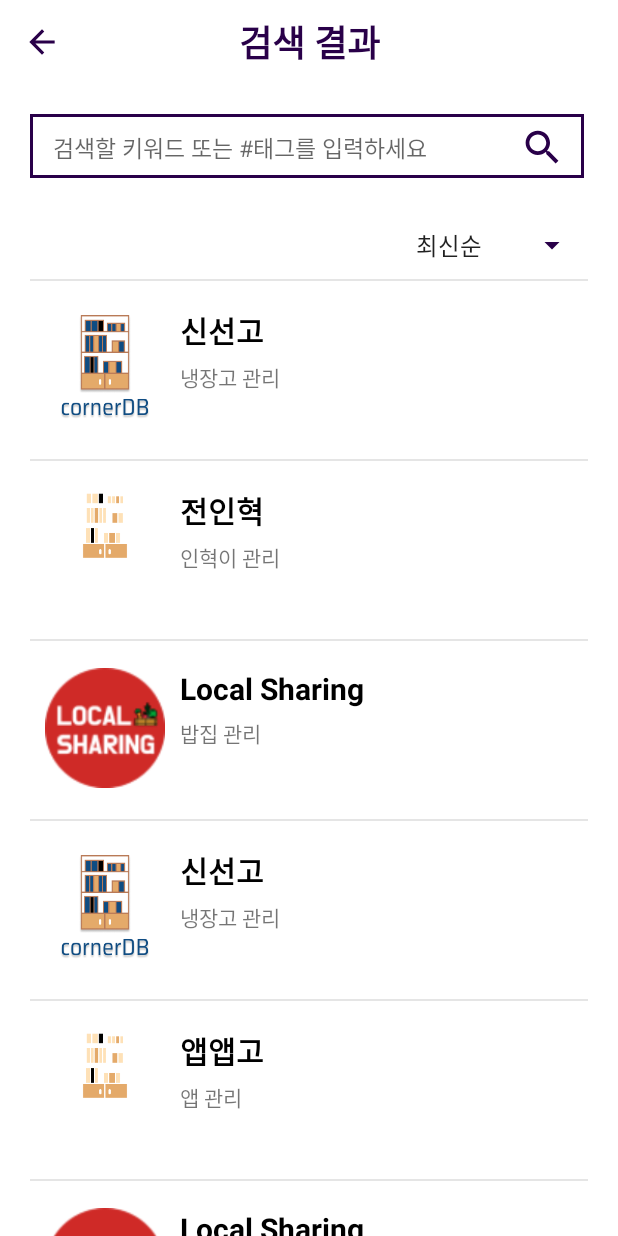
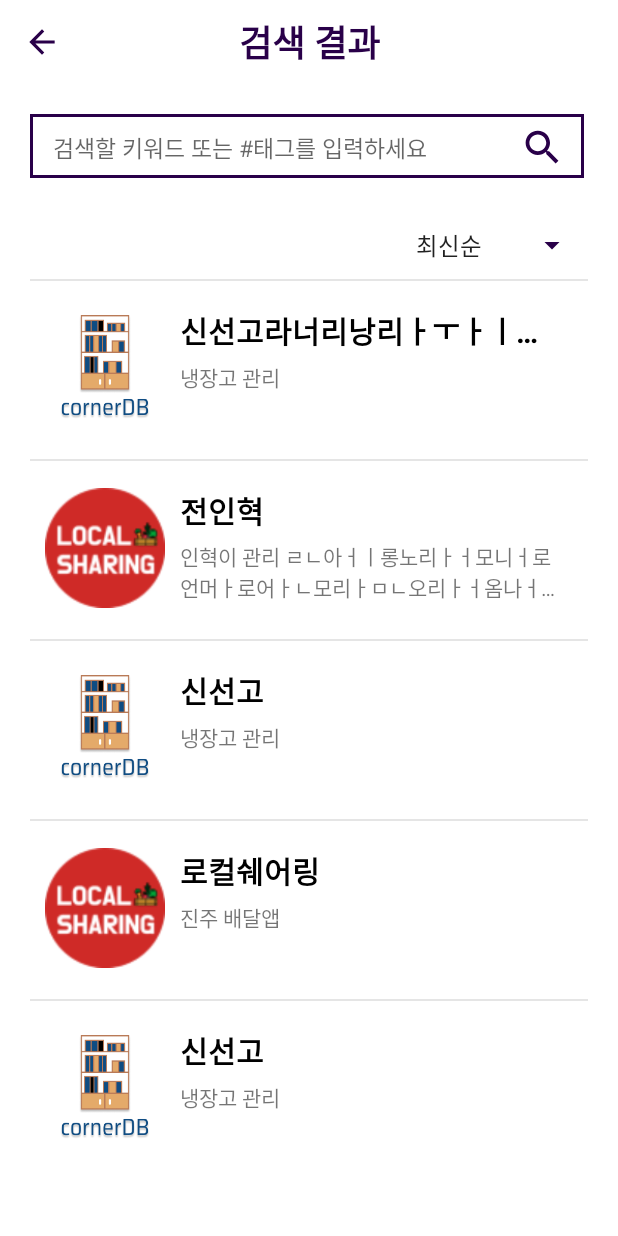
Before and after one commit to GNU-CORNER/DBapp-android, an Android app: the screen it shows after launch once a user with an empty profile is signed in (SearchResultActivity), after a tap on "전체 보기", on a phone screen of 412 x 824 dp. Run offline under Robolectric (Android 15) with nearby library versions, the phone set to English and light mode, and no system bars; our stand-ins replace data binding.

Commit message:
Search View Refactoring
SearchResultAdapter 삭제
- MiniProjectAdaper로 대체
- xml의 id text 변경

```diff
--- a/app/src/main/java/com/example/corner_library/adapters/CategoryAdapter.kt
+++ b/app/src/main/java/com/example/corner_library/adapters/CategoryAdapter.kt
@@ -24,7 +24,7 @@ class CategoryAdapter : ListAdapter<Category, CategoryAdapter.ViewHolder>(Catego
             binding.miniProjects.apply {
                 layoutManager =
                     LinearLayoutManager(binding.root.context, LinearLayoutManager.HORIZONTAL, false)
-                adapter = MiniProjectAdapter()
+                adapter = MiniProjectAdapter("main")
                 setHasFixedSize(true)
             }
             binding.executePendingBindings()
--- a/app/src/main/java/com/example/corner_library/adapters/MiniProjectAdapter.kt
+++ b/app/src/main/java/com/example/corner_library/adapters/MiniProjectAdapter.kt
@@ -1,20 +1,35 @@
 package com.example.corner_library.adapters
 
+import android.util.Log
 import android.view.LayoutInflater
 import android.view.ViewGroup
+import androidx.databinding.ViewDataBinding
 import androidx.recyclerview.widget.DiffUtil
 import androidx.recyclerview.widget.ListAdapter
 import androidx.recyclerview.widget.RecyclerView
 import com.example.corner_library.databinding.ItemRvProjectMiniBinding
+import com.example.corner_library.databinding.ProjectCardBinding
 import com.example.corner_library.model.Project
 
-class MiniProjectAdapter : ListAdapter<Project, MiniProjectAdapter.ViewHolder>(ProjectDiffUtil) {
+class MiniProjectAdapter(val pageName: String) : ListAdapter<Project, MiniProjectAdapter.ViewHolder>(
+    ProjectDiffUtil
+) {
 
-    inner class ViewHolder(private val binding: ItemRvProjectMiniBinding) :
+    inner class ViewHolder(private val binding: ViewDataBinding) :
         RecyclerView.ViewHolder(binding.root) {
         fun bind(project: Project) {
-            binding.project = project
-            binding.mainProjectLogo.setImageResource(project.logo)
+            if(pageName == "main"){
+                binding as ItemRvProjectMiniBinding
+                binding.project = project
+                binding.projectLogo.setImageResource(project.logo)
+            }
+            else{
+                binding as ProjectCardBinding
+                binding.project = project
+                binding.projectLogo.setImageResource(project.logo)
+            }
+
+
             binding.executePendingBindings()
 
             binding.root.setOnClickListener {
@@ -28,7 +43,10 @@ class MiniProjectAdapter : ListAdapter<Project, MiniProjectAdapter.ViewHolder>(P
         viewType: Int
     ): MiniProjectAdapter.ViewHolder {
         val layoutInflater = LayoutInflater.from(parent.context)
-        val binding = ItemRvProjectMiniBinding.inflate(layoutInflater, parent, false)
+        val binding = if(pageName == "main")
+            ItemRvProjectMiniBinding.inflate(layoutInflater, parent, false)
+        else
+            ProjectCardBinding.inflate(layoutInflater, parent, false)
 
         return ViewHolder(binding)
     }
--- a/app/src/main/java/com/example/corner_library/adapters/SearchResultProjectAdapter.kt
+++ /dev/null
@@ -1,48 +0,0 @@
-package com.example.corner_library.adapters
-
-import android.view.LayoutInflater
-import android.view.View
-import android.view.ViewGroup
-import android.widget.ImageView
-import android.widget.TextView
-import android.widget.Toast
-import androidx.recyclerview.widget.RecyclerView
-import com.example.corner_library.R
-import com.example.corner_library.model.Project
-
-class SearchResultProjectAdapter(private val projects: ArrayList<Project>) : RecyclerView.Adapter<SearchResultProjectAdapter.ViewHolder>() {
-
-    inner class ViewHolder(view: View) : RecyclerView.ViewHolder(view) {
-        private var v: View = view;
-
-        var logo: ImageView = itemView.findViewById(R.id.search_project_logo)
-        var name: TextView = itemView.findViewById(R.id.search_project_name)
-        var subject: TextView = itemView.findViewById(R.id.search_project_subject)
-
-        fun bind(listener: View.OnClickListener) {
-            v.setOnClickListener(listener)
-        }
-    }
-
-    override fun onCreateViewHolder(
-        parent: ViewGroup,
-        viewType: Int
-    ): SearchResultProjectAdapter.ViewHolder {
-        val view = LayoutInflater.from(parent.context).inflate(R.layout.project_card, parent, false)
-
-        return ViewHolder(view)
-    }
-
-    override fun onBindViewHolder(holder: SearchResultProjectAdapter.ViewHolder, position: Int) {
-        val listener = View.OnClickListener { it ->
-            Toast.makeText(it.context, projects[position].name, Toast.LENGTH_SHORT).show()
-        }
-        holder.name.text = projects[position].name
-        holder.subject.text = projects[position].subject
-        holder.logo.setImageResource(projects[position].logo)
-        holder.bind(listener)
-    }
-
-    override fun getItemCount(): Int = projects.size
-
-}
--- a/app/src/main/java/com/example/corner_library/view/activity/SearchResultActivity.kt
+++ b/app/src/main/java/com/example/corner_library/view/activity/SearchResultActivity.kt
@@ -8,44 +8,42 @@ import android.view.KeyEvent
 import android.view.View
 import android.view.inputmethod.InputMethodManager
 import android.widget.*
-import androidx.appcompat.widget.Toolbar
-import androidx.recyclerview.widget.RecyclerView
+import androidx.activity.viewModels
+import androidx.recyclerview.widget.LinearLayoutManager
 import com.example.corner_library.R
-import com.example.corner_library.adapters.SearchResultProjectAdapter
+import com.example.corner_library.adapters.MiniProjectAdapter
+import com.example.corner_library.databinding.ActivitySearchResultBinding
 import com.example.corner_library.model.Project
+import com.example.corner_library.viewmodel.MainViewModel
 
 class SearchResultActivity : AppCompatActivity() {
-    lateinit var projectAdapter: SearchResultProjectAdapter
-    private val projects = ArrayList<Project>()
+    private lateinit var binding: ActivitySearchResultBinding
+    private val viewModel: MainViewModel by viewModels()
 
     override fun onCreate(savedInstanceState: Bundle?) {
         super.onCreate(savedInstanceState)
         setContentView(R.layout.activity_search_result)
 
-        val toolbar = findViewById<Toolbar>(R.id.search_result_toolbar)
-        val editText = findViewById<EditText>(R.id.search_edit_text)
-        val rvProject = findViewById<RecyclerView>(R.id.projects)
-        val spinner = findViewById<Spinner>(R.id.dropdown_sort)
+        setBinding()
+        setRecyclerView()
 
-        toolbar.setNavigationIcon(R.drawable.back_icon)
 
-        initData()
+        binding.toolbar.setNavigationIcon(R.drawable.back_icon)
 
-        projectAdapter = SearchResultProjectAdapter(projects)
-        rvProject.adapter = projectAdapter
+//        initData()
 
-        toolbar.setNavigationOnClickListener(View.OnClickListener {
+        binding.toolbar.setNavigationOnClickListener(View.OnClickListener {
             finish()
         })
 
         // 검색 입력창 관련 메소드
-        editText.setOnKeyListener { view, keyCode, keyEvent ->
+        binding.searchEditText.setOnKeyListener { view, keyCode, keyEvent ->
             var handled = false
             val imm = getSystemService(Context.INPUT_METHOD_SERVICE) as InputMethodManager
 
             // 엔터 또는 키보드 내 완료 버튼 눌렀을때 행동
             if (keyEvent.action == KeyEvent.ACTION_DOWN && keyCode == KeyEvent.KEYCODE_ENTER) {
-                imm.hideSoftInputFromWindow(editText.windowToken, 0)
+                imm.hideSoftInputFromWindow(binding.searchEditText.windowToken, 0)
                 val intent = Intent(this, SearchResultActivity::class.java)
                 finish()
                 startActivity(intent)
@@ -55,9 +53,9 @@ class SearchResultActivity : AppCompatActivity() {
             handled
         }
 
-        spinner.onItemSelectedListener = object : AdapterView.OnItemSelectedListener{
+        binding.dropdownSort.onItemSelectedListener = object : AdapterView.OnItemSelectedListener{
             override fun onItemSelected(parent: AdapterView<*>?, view: View?, position: Int, id: Long) {
-                when (spinner.getItemAtPosition(position)){
+                when (binding.dropdownSort.getItemAtPosition(position)){
                     "최신순" -> {
                         Toast.makeText(parent?.context, "최신순", Toast.LENGTH_SHORT).show()
                     }
@@ -79,15 +77,34 @@ class SearchResultActivity : AppCompatActivity() {
         }
     }
 
-    private fun initData() {
 
-        projects.add(Project(name = "신선고", subject = "냉장고 관리", logo = R.drawable.logo2))
-        projects.add(Project(name = "전인혁", subject = "인혁이 관리", logo = R.drawable.logo))
-        projects.add(Project(name = "Local Sharing", subject = "밥집 관리", logo = R.drawable.logo3))
-        projects.add(Project(name = "신선고", subject = "냉장고 관리", logo = R.drawable.logo2))
-        projects.add(Project(name = "앱앱고", subject = "앱 관리", logo = R.drawable.logo))
-        projects.add(Project(name = "Local Sharing", subject = "밥집 관리", logo = R.drawable.logo3))
-        projects.add(Project(name = "이거시 뭐시여", subject = "몰라 관리", logo = R.drawable.logo2))
 
+    private fun setBinding() {
+        binding = ActivitySearchResultBinding.inflate(layoutInflater)
+        binding.lifecycleOwner = this
+        binding.view = this
+        binding.viewModel = viewModel
+        setContentView(binding.root)
     }
+
+    private fun setRecyclerView() {
+        binding.projects.apply {
+            layoutManager =
+                LinearLayoutManager(applicationContext, LinearLayoutManager.VERTICAL, false)
+            adapter = MiniProjectAdapter("search")
+            setHasFixedSize(true)
+        }
+    }
+
+//    private fun initData() {
+//
+//        projects.add(Project(name = "신선고", subject = "냉장고 관리", logo = R.drawable.logo2))
+//        projects.add(Project(name = "전인혁", subject = "인혁이 관리", logo = R.drawable.logo))
+//        projects.add(Project(name = "Local Sharing", subject = "밥집 관리", logo = R.drawable.logo3))
+//        projects.add(Project(name = "신선고", subject = "냉장고 관리", logo = R.drawable.logo2))
+//        projects.add(Project(name = "앱앱고", subject = "앱 관리", logo = R.drawable.logo))
+//        projects.add(Project(name = "Local Sharing", subject = "밥집 관리", logo = R.drawable.logo3))
+//        projects.add(Project(name = "이거시 뭐시여", subject = "몰라 관리", logo = R.drawable.logo2))
+//
+//    }
 }
--- a/app/src/main/res/layout/activity_search_result.xml
+++ b/app/src/main/res/layout/activity_search_result.xml
@@ -1,14 +1,24 @@
 <?xml version="1.0" encoding="utf-8"?>
-<LinearLayout xmlns:android="http://schemas.android.com/apk/res/android"
+<layout xmlns:android="http://schemas.android.com/apk/res/android"
     xmlns:app="http://schemas.android.com/apk/res-auto"
     xmlns:tools="http://schemas.android.com/tools"
+    tools:context=".view.activity.SearchResultActivity">
+
+    <data>
+
+        <variable
+            name="view"
+            type="com.example.corner_library.view.activity.SearchResultActivity" />
+        <variable
+            name="viewModel"
+            type="com.example.corner_library.viewmodel.MainViewModel" />
+    </data>
+    <LinearLayout
         android:layout_width="match_parent"
         android:layout_height="match_parent"
-    android:orientation="vertical"
-    tools:context=".view.activity.SearchResultActivity">
-
+        android:orientation="vertical">
         <androidx.appcompat.widget.Toolbar
-        android:id="@+id/search_result_toolbar"
+            android:id="@+id/toolbar"
             android:layout_width="match_parent"
             android:layout_height="wrap_content"
             style="@style/Widget.MaterialComponents.Toolbar">
@@ -50,6 +60,7 @@
 
             <androidx.recyclerview.widget.RecyclerView
                 android:id="@+id/projects"
+                projects="@{viewModel.projects}"
                 android:layout_width="match_parent"
                 android:layout_height="wrap_content"
                 android:layout_marginTop="10dp"
@@ -58,5 +69,5 @@
                 tools:listitem="@layout/project_card" />
 
         </LinearLayout>
-
     </LinearLayout>
+</layout>
--- a/app/src/main/res/layout/item_rv_project_mini.xml
+++ b/app/src/main/res/layout/item_rv_project_mini.xml
@@ -22,13 +22,13 @@
             android:paddingVertical="10dp">
 
             <ImageView
-                android:id="@+id/main_project_logo"
+                android:id="@+id/project_logo"
                 android:layout_width="120dp"
                 android:layout_height="120dp"
                 android:contentDescription="@string/project_logo" />
 
             <TextView
-                android:id="@+id/main_project_name"
+                android:id="@+id/project_name"
                 android:layout_width="wrap_content"
                 android:layout_height="wrap_content"
                 android:layout_gravity="start"
@@ -40,7 +40,7 @@
                 android:textStyle="bold" />
 
             <TextView
-                android:id="@+id/main_project_subject"
+                android:id="@+id/project_subject"
                 android:layout_width="match_parent"
                 android:layout_height="wrap_content"
                 android:ellipsize="end"
--- a/app/src/main/res/layout/project_card.xml
+++ b/app/src/main/res/layout/project_card.xml
@@ -1,8 +1,16 @@
 <?xml version="1.0" encoding="utf-8"?>
-<androidx.constraintlayout.widget.ConstraintLayout xmlns:android="http://schemas.android.com/apk/res/android"
+<layout xmlns:android="http://schemas.android.com/apk/res/android">
+
+    <data>
+
+        <variable
+            name="project"
+            type="com.example.corner_library.model.Project" />
+    </data>
+
+    <androidx.constraintlayout.widget.ConstraintLayout
         android:layout_width="match_parent"
         android:layout_height="wrap_content">
-
         <LinearLayout
             android:layout_width="match_parent"
             android:layout_height="match_parent"
@@ -11,7 +19,7 @@
             android:paddingVertical="20dp"
             android:paddingHorizontal="10dp">
             <ImageView
-            android:id="@+id/search_project_logo"
+                android:id="@+id/project_logo"
                 android:layout_width="80dp"
                 android:layout_height="80dp"
                 android:src="@color/black"
@@ -23,22 +31,27 @@
                 android:orientation="vertical"
                 android:paddingHorizontal="10dp">
                 <TextView
-                android:id="@+id/search_project_name"
+                    android:id="@+id/project_name"
                     android:layout_width="wrap_content"
                     android:layout_height="wrap_content"
                     android:layout_marginBottom="5dp"
-                android:text="이름"
+                    android:ellipsize="end"
+                    android:lines="1"
+                    android:text="@{project.name}"
                     android:textSize="20dp"
                     android:textColor="@color/black"
                     android:textStyle="bold"/>
 
                 <TextView
-                android:id="@+id/search_project_subject"
+                    android:id="@+id/project_subject"
                     android:layout_width="match_parent"
                     android:layout_height="wrap_content"
-                android:text="주제"/>
+                    android:ellipsize="end"
+                    android:lines="2"
+                    android:text="@{project.subject}"/>
             </LinearLayout>
 
         </LinearLayout>
+    </androidx.constraintlayout.widget.ConstraintLayout>
 
-</androidx.constraintlayout.widget.ConstraintLayout>
+</layout>
```
Lines whose indentation alone changed are shown as unchanged.
